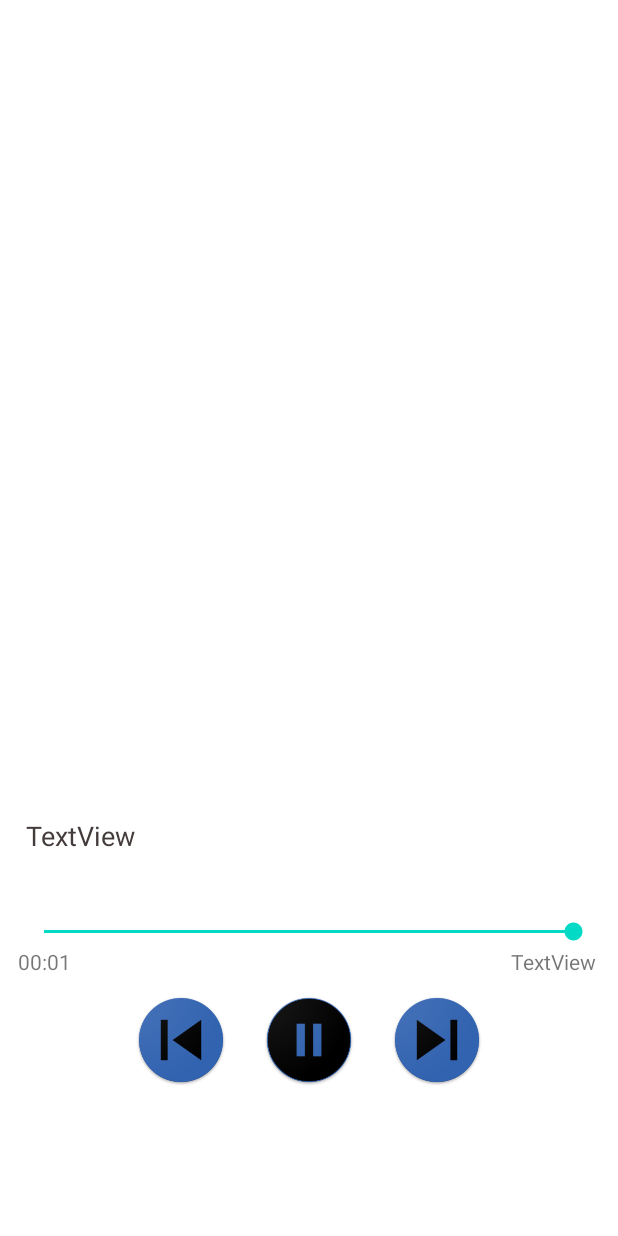
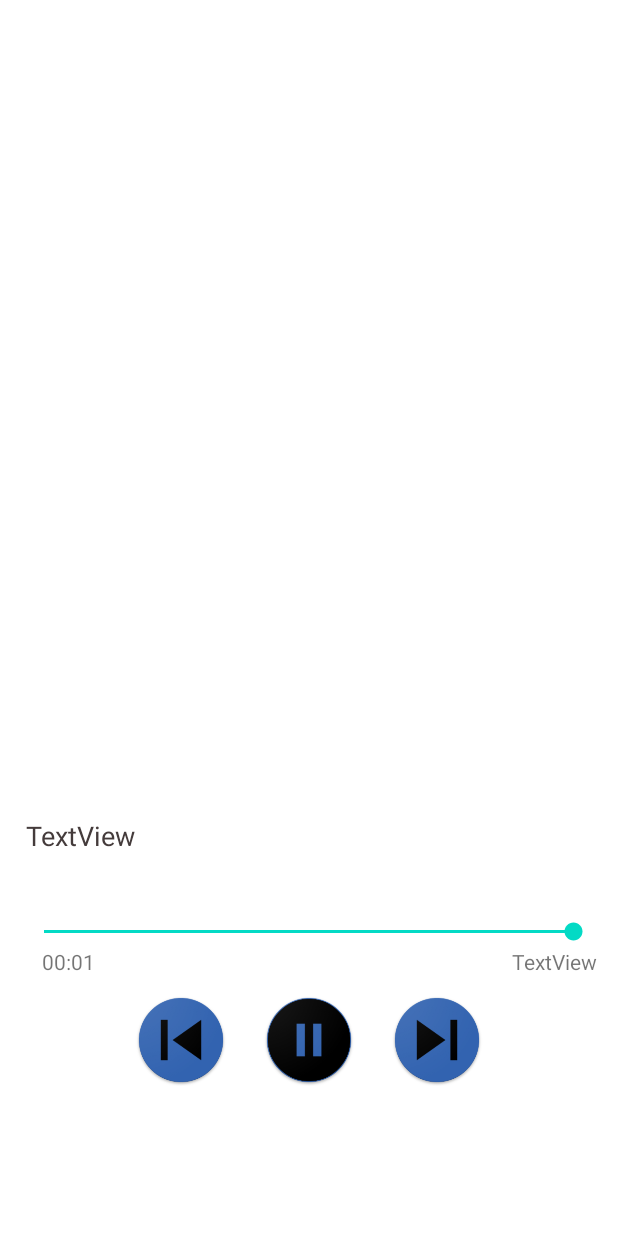
Before and after one commit to akshatt25/MusicPlayer1, an Android app: the MainActivity2 screen opened directly, with no data from a screen before it, on a phone screen of 412 x 824 dp. Run offline under Robolectric (Android 15) with nearby library versions, the phone set to English and light mode, and no system bars; Roboto replaces fonts that are not available here; 7 statements that could not run were skipped.

Commit message:
Finished This Project.

```diff
--- a/app/src/main/res/layout/activity_main2.xml
+++ b/app/src/main/res/layout/activity_main2.xml
@@ -17,6 +17,7 @@
       app:layout_constraintBottom_toBottomOf="parent"
       app:layout_constraintEnd_toEndOf="parent"
       app:layout_constraintStart_toStartOf="parent"
+      app:layout_constraintTop_toTopOf="@+id/prev"
       app:srcCompat="@drawable/img_3" />
 
   <SeekBar
@@ -41,6 +42,8 @@
       app:layout_constraintEnd_toStartOf="@+id/play"
       app:layout_constraintHorizontal_bias="1.0"
       app:layout_constraintStart_toStartOf="parent"
+      app:layout_constraintTop_toBottomOf="@+id/ont"
+      app:layout_constraintVertical_bias="1.0"
       app:srcCompat="@drawable/img" />
 
   <ImageButton
@@ -54,6 +57,8 @@
       app:layout_constraintEnd_toEndOf="parent"
       app:layout_constraintHorizontal_bias="0.0"
       app:layout_constraintStart_toEndOf="@+id/play"
+      app:layout_constraintTop_toBottomOf="@+id/play"
+      app:layout_constraintVertical_bias="1.0"
       app:srcCompat="@drawable/img_1" />
 
   <TextView
@@ -77,8 +82,10 @@
       android:layout_width="wrap_content"
       android:layout_height="wrap_content"
       android:layout_marginStart="12dp"
+      android:layout_marginEnd="84dp"
       android:text="TextView"
       app:layout_constraintBottom_toBottomOf="parent"
+      app:layout_constraintEnd_toStartOf="@+id/play"
       app:layout_constraintStart_toStartOf="parent"
       app:layout_constraintTop_toTopOf="parent"
       app:layout_constraintVertical_bias="0.785" />
```
